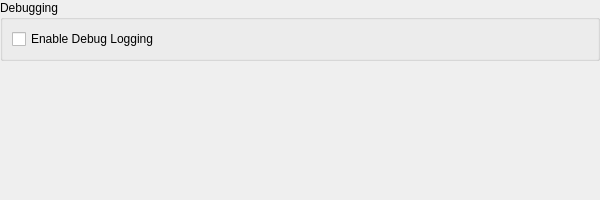
Before: the Qt Designer form src/ui/Settings/AdvancedSettingsWidget.ui in PCSX2/myMCpp, drawn with Qt 5.
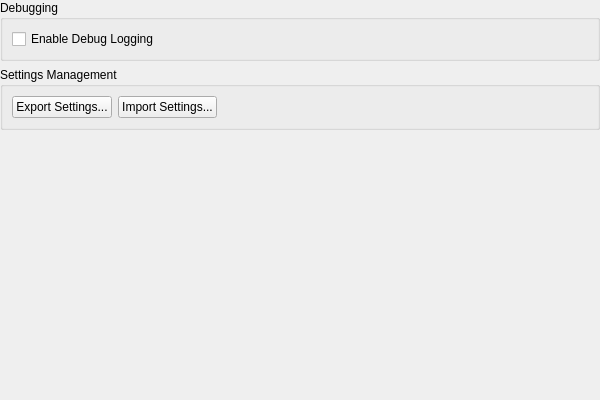
After: the same form once the commit is applied.

Commit message: Qt: integrate new settings widgets and update SettingsWindow

```diff
--- a/src/ui/Settings/AdvancedSettingsWidget.ui
+++ b/src/ui/Settings/AdvancedSettingsWidget.ui
@@ -13,7 +13,7 @@
     <x>0</x>
     <y>0</y>
     <width>600</width>
-    <height>200</height>
+    <height>400</height>
    </rect>
   </property>
   <layout class="QVBoxLayout" name="verticalLayout">
@@ -45,6 +45,42 @@
      </layout>
     </widget>
    </item>
+   <item>
+    <widget class="QGroupBox" name="settingsGroup">
+     <property name="title">
+      <string>Settings Management</string>
+     </property>
+     <layout class="QHBoxLayout" name="horizontalLayout">
+      <item>
+       <widget class="QPushButton" name="exportSettingsButton">
+        <property name="text">
+         <string>Export Settings...</string>
+        </property>
+       </widget>
+      </item>
+      <item>
+       <widget class="QPushButton" name="importSettingsButton">
+        <property name="text">
+         <string>Import Settings...</string>
+        </property>
+       </widget>
+      </item>
+      <item>
+       <spacer name="horizontalSpacer">
+        <property name="orientation">
+         <enum>Qt::Orientation::Horizontal</enum>
+        </property>
+        <property name="sizeHint" stdset="0">
+         <size>
+          <width>40</width>
+          <height>20</height>
+         </size>
+        </property>
+       </spacer>
+      </item>
+     </layout>
+    </widget>
+   </item>
    <item>
     <spacer name="verticalSpacer">
      <property name="orientation">
```
Left out of the diff: 2 changed lines with no effect on the pictures. The commit also changes 8 other files.
